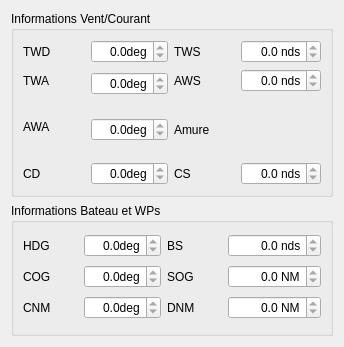
Above: src/Ui/routeInfo.ui from nohal/qtVlm before the change. Below: the same form after it.
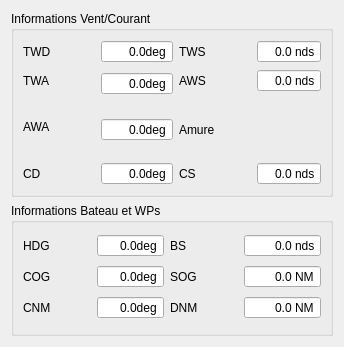
That is the form after the change.

Diff of the .ui file:
```diff
--- a/src/Ui/routeInfo.ui
+++ b/src/Ui/routeInfo.ui
@@ -28,6 +28,9 @@
         <property name="readOnly">
          <bool>true</bool>
         </property>
+        <property name="buttonSymbols">
+         <enum>QAbstractSpinBox::NoButtons</enum>
+        </property>
         <property name="suffix">
          <string>deg</string>
         </property>
@@ -61,6 +64,9 @@
         <property name="readOnly">
          <bool>true</bool>
         </property>
+        <property name="buttonSymbols">
+         <enum>QAbstractSpinBox::NoButtons</enum>
+        </property>
         <property name="suffix">
          <string>deg</string>
         </property>
@@ -91,6 +97,9 @@
         <property name="readOnly">
          <bool>true</bool>
         </property>
+        <property name="buttonSymbols">
+         <enum>QAbstractSpinBox::NoButtons</enum>
+        </property>
         <property name="suffix">
          <string> nds</string>
         </property>
@@ -107,6 +116,9 @@
         <property name="readOnly">
          <bool>true</bool>
         </property>
+        <property name="buttonSymbols">
+         <enum>QAbstractSpinBox::NoButtons</enum>
+        </property>
         <property name="suffix">
          <string> nds</string>
         </property>
@@ -123,6 +135,9 @@
         <property name="readOnly">
          <bool>true</bool>
         </property>
+        <property name="buttonSymbols">
+         <enum>QAbstractSpinBox::NoButtons</enum>
+        </property>
         <property name="suffix">
          <string>deg</string>
         </property>
@@ -163,12 +178,21 @@
         <property name="readOnly">
          <bool>true</bool>
         </property>
+        <property name="buttonSymbols">
+         <enum>QAbstractSpinBox::NoButtons</enum>
+        </property>
+        <property name="specialValueText">
+         <string notr="true">N/A</string>
+        </property>
         <property name="suffix">
          <string>deg</string>
         </property>
         <property name="decimals">
          <number>1</number>
         </property>
+        <property name="minimum">
+         <double>-1.000000000000000</double>
+        </property>
         <property name="maximum">
          <double>500.000000000000000</double>
         </property>
@@ -182,12 +206,21 @@
         <property name="readOnly">
          <bool>true</bool>
         </property>
+        <property name="buttonSymbols">
+         <enum>QAbstractSpinBox::NoButtons</enum>
+        </property>
+        <property name="specialValueText">
+         <string notr="true">N/A</string>
+        </property>
         <property name="suffix">
          <string> nds</string>
         </property>
         <property name="decimals">
          <number>1</number>
         </property>
+        <property name="minimum">
+         <double>-1.000000000000000</double>
+        </property>
        </widget>
       </item>
       <item row="4" column="4">
@@ -239,6 +272,9 @@
         <property name="readOnly">
          <bool>true</bool>
         </property>
+        <property name="buttonSymbols">
+         <enum>QAbstractSpinBox::NoButtons</enum>
+        </property>
         <property name="suffix">
          <string>deg</string>
         </property>
@@ -258,6 +294,9 @@
         <property name="readOnly">
          <bool>true</bool>
         </property>
+        <property name="buttonSymbols">
+         <enum>QAbstractSpinBox::NoButtons</enum>
+        </property>
         <property name="suffix">
          <string>deg</string>
         </property>
@@ -277,6 +316,9 @@
         <property name="readOnly">
          <bool>true</bool>
         </property>
+        <property name="buttonSymbols">
+         <enum>QAbstractSpinBox::NoButtons</enum>
+        </property>
         <property name="suffix">
          <string> NM</string>
         </property>
@@ -303,6 +345,9 @@
         <property name="readOnly">
          <bool>true</bool>
         </property>
+        <property name="buttonSymbols">
+         <enum>QAbstractSpinBox::NoButtons</enum>
+        </property>
         <property name="suffix">
          <string> nds</string>
         </property>
@@ -340,6 +385,9 @@
         <property name="readOnly">
          <bool>true</bool>
         </property>
+        <property name="buttonSymbols">
+         <enum>QAbstractSpinBox::NoButtons</enum>
+        </property>
         <property name="suffix">
          <string>deg</string>
         </property>
@@ -373,6 +421,9 @@
         <property name="readOnly">
          <bool>true</bool>
         </property>
+        <property name="buttonSymbols">
+         <enum>QAbstractSpinBox::NoButtons</enum>
+        </property>
         <property name="suffix">
          <string> NM</string>
         </property>
```
